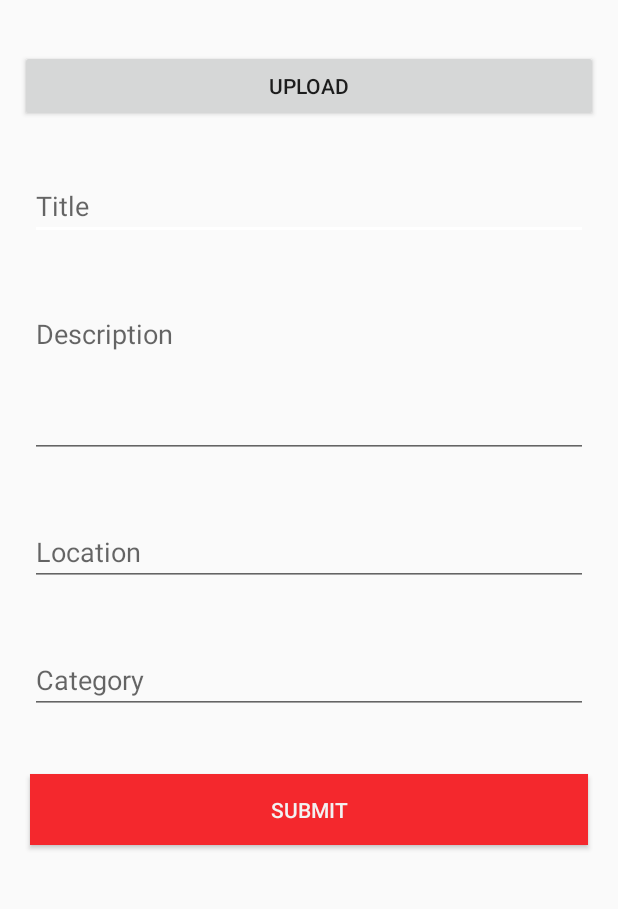
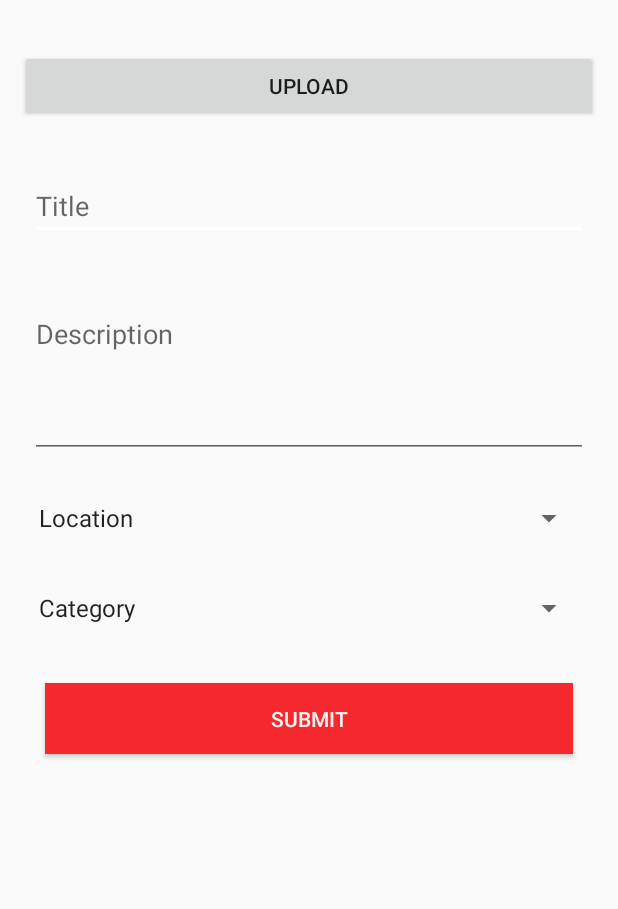
Before and after one commit to amanrayat/FindEx-MAD, an Android app: the ItemEntry screen opened directly, with no data from a screen before it, on a phone screen of 412 x 824 dp, the part 176-1085 px from its top. Run offline under Robolectric (Android 15) with nearby library versions, the phone set to English and light mode, and no system bars; our stand-ins replace Firebase (no records; nobody signed in at launch, a user with empty details on screens opened directly); Roboto replaces fonts that are not available here.

Commit message:
drop down category and location

```diff
--- a/app/src/main/java/com/example/findex/ItemEntry.java
+++ b/app/src/main/java/com/example/findex/ItemEntry.java
@@ -8,10 +8,12 @@ import android.content.Intent;
 import android.net.Uri;
 import android.os.Bundle;
 import android.view.View;
+import android.widget.ArrayAdapter;
 import android.widget.Button;
 import android.widget.EditText;
 import android.widget.ImageButton;
 import android.widget.ImageView;
+import android.widget.Spinner;
 import android.widget.Toast;
 
 import com.google.android.gms.tasks.OnFailureListener;
@@ -30,9 +32,11 @@ public class ItemEntry extends AppCompatActivity {
     private Button submit;
     private EditText title;
     private EditText description;
-    private EditText location;
+    private Spinner location;
     private Uri url;
-    private EditText category;
+    private Spinner category;
+    private Spinner myCategorySpinner;
+    private Spinner myLocationSpinner;
     private ImageButton imageButton;
     private Button button;
     private Uri imageUri;
@@ -43,6 +47,26 @@ public class ItemEntry extends AppCompatActivity {
     protected void onCreate(Bundle savedInstanceState) {
         super.onCreate(savedInstanceState);
         setContentView(R.layout.item_entry);
+
+        /*
+        Creation of location spinner
+         */
+        myLocationSpinner = (Spinner) findViewById(R.id.locationSpinner);
+
+        ArrayAdapter<String> mySpinnerAdapter = new ArrayAdapter<String>(ItemEntry.this,
+                android.R.layout.simple_list_item_1, getResources().getStringArray(R.array.locationList));
+        mySpinnerAdapter.setDropDownViewResource(android.R.layout.simple_spinner_dropdown_item);
+        myLocationSpinner.setAdapter(mySpinnerAdapter);
+
+        /*
+        Creation of category spinner
+         */
+        myCategorySpinner = (Spinner) findViewById(R.id.categorySpinner);
+        ArrayAdapter<String> mySpinnerAdapter2 = new ArrayAdapter<String>(ItemEntry.this,
+                android.R.layout.simple_list_item_1, getResources().getStringArray(R.array.categoryList));
+        mySpinnerAdapter.setDropDownViewResource(android.R.layout.simple_spinner_dropdown_item);
+        myCategorySpinner.setAdapter(mySpinnerAdapter2);
+
 
         /*
         Initializing Firebase storage and Database;
@@ -56,8 +80,8 @@ public class ItemEntry extends AppCompatActivity {
         submit = findViewById(R.id.buttonFound);
         title = findViewById(R.id.itemTitle);
         description = findViewById(R.id.description);
-        location = findViewById(R.id.itemLocation);
-        category = findViewById(R.id.itemCategory);
+//        location = findViewById(R.id.itemLocation);
+//        category = findViewById(R.id.itemCategory);
         imageButton = findViewById(R.id.imagebutton);
         button = findViewById(R.id.uploadImage);
 
@@ -90,7 +114,7 @@ public class ItemEntry extends AppCompatActivity {
             @Override
             public void onClick(View view) {
                 writeNewItem(title.getText().toString(), description.getText().toString()
-                        , location.getText().toString(), category.getText().toString(),imageUri.toString());
+                        , location.getSelectedItem().toString(), category.getSelectedItem().toString(),imageUri.toString());
             }
         });
     }
--- a/app/src/main/res/layout/item_entry.xml
+++ b/app/src/main/res/layout/item_entry.xml
@@ -47,32 +47,30 @@
                 android:layout_margin="20dp"
                 android:gravity="start|top"
                 android:hint="@string/description"
-                android:inputType="textMultiLine" />
+                android:inputType="textMultiLine"/>
 
-            <EditText
-                android:id="@+id/itemLocation"
-                android:layout_width="match_parent"
-                android:layout_height="wrap_content"
-                android:layout_margin="20dp"
-                android:hint="@string/location"
-                android:inputType="textPersonName" />
+            <Spinner
+                android:id="@+id/locationSpinner"
+                android:layout_width="380dp"
+                android:layout_height="40dp"
+                android:layout_marginLeft="10sp" />
 
-            <EditText
-                android:id="@+id/itemCategory"
-                android:layout_width="match_parent"
-                android:layout_height="wrap_content"
-                android:layout_margin="20dp"
-                android:hint="@string/category"
-                android:inputType="textPersonName" />
+            <Spinner
+                android:id="@+id/categorySpinner"
+                android:layout_width="380dp"
+                android:layout_height="40dp"
+                android:layout_marginTop="20dp"
+                android:layout_marginLeft="10sp" />
 
             <Button
                 android:id="@+id/buttonFound"
                 android:layout_width="match_parent"
                 android:layout_height="47dp"
-                android:layout_margin="20dp"
+                android:layout_margin="30dp"
                 android:background="#F4282D"
                 android:text="@string/submit"
                 android:textColor="#F2F2F2" />
+
         </LinearLayout>
     </ScrollView>
 
--- a/app/src/main/res/values/strings.xml
+++ b/app/src/main/res/values/strings.xml
@@ -16,11 +16,19 @@
     <string name="Confirm">Confirm Password</string>
     <string name="add">+</string>
     <string-array name="locationList">
-        <item>Drop Off Location</item>
+        <item>Location</item>
         <item>Khoury College</item>
         <item>Snell Library</item>
         <item>College of Science</item>
         <item>College of Arts</item>
+    </string-array>
+    <string-array name="categoryList">
+        <item>Category</item>
+        <item>Phone</item>
+        <item>Computer</item>
+        <item>Charger</item>
+        <item>Book</item>
+        <item>Other</item>
     </string-array>
     <string name="title_activity_location">Map</string>
 
```
